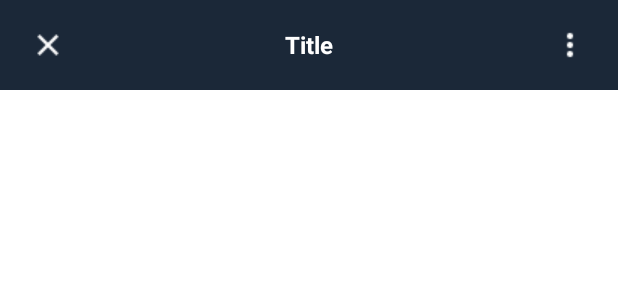
After one commit to asd14235/20220526_DailyReport_Retrofit, an Android app: the layout custom_action_bar.xml on its own in the app's theme, with its tools: preview values and no code run, on a phone screen of 412 x 824 dp. The commit adds this screen. Shown: the top 300 px of the screen. Run offline under Robolectric (Android 15) with nearby library versions, the phone set to English and light mode, and no system bars.

Commit message:
액션바 XML 작성

```diff
--- /dev/null
+++ b/app/src/main/res/layout/custom_action_bar.xml
@@ -0,0 +1,37 @@
+<?xml version="1.0" encoding="utf-8"?>
+<layout xmlns:android="http://schemas.android.com/apk/res/android">
+
+    <FrameLayout
+    android:layout_width="match_parent"
+    android:layout_height="60dp"
+        android:paddingHorizontal="20dp"
+        android:background="@color/dark_blue">
+
+
+        <ImageView
+            android:id="@+id/closeBtn"
+            android:layout_width="wrap_content"
+            android:layout_height="wrap_content"
+            android:src="@drawable/close_24px"
+            android:layout_gravity="center|start"/>
+
+        <TextView
+            android:layout_width="wrap_content"
+            android:layout_height="wrap_content"
+            android:text="Title"
+            android:textSize="16sp"
+            android:textStyle="bold"
+            android:layout_gravity="center"/>
+
+        <ImageView
+            android:id="@+id/vertBtn"
+            android:layout_width="wrap_content"
+            android:layout_height="wrap_content"
+            android:src="@drawable/more_vert_24px"
+            android:layout_gravity="center|end"/>
+
+
+    </FrameLayout>
+
+
+</layout>
```
Also changed, not shown: app/src/main/java/com/neppplus/a20220526_dailyreport_retrofit/Diaglog/AlertDiaglog.kt (+3 -4 lines), app/src/main/java/com/neppplus/a20220526_dailyreport_retrofit/UI/DetailProfileActivity.kt (+80 -6 lines), app/src/main/java/com/neppplus/a20220526_dailyreport_retrofit/api/APIList.kt (+11 -0 lines), app/src/main/res/layout/activity_detail_profile.xml (+27 -1 lines).
